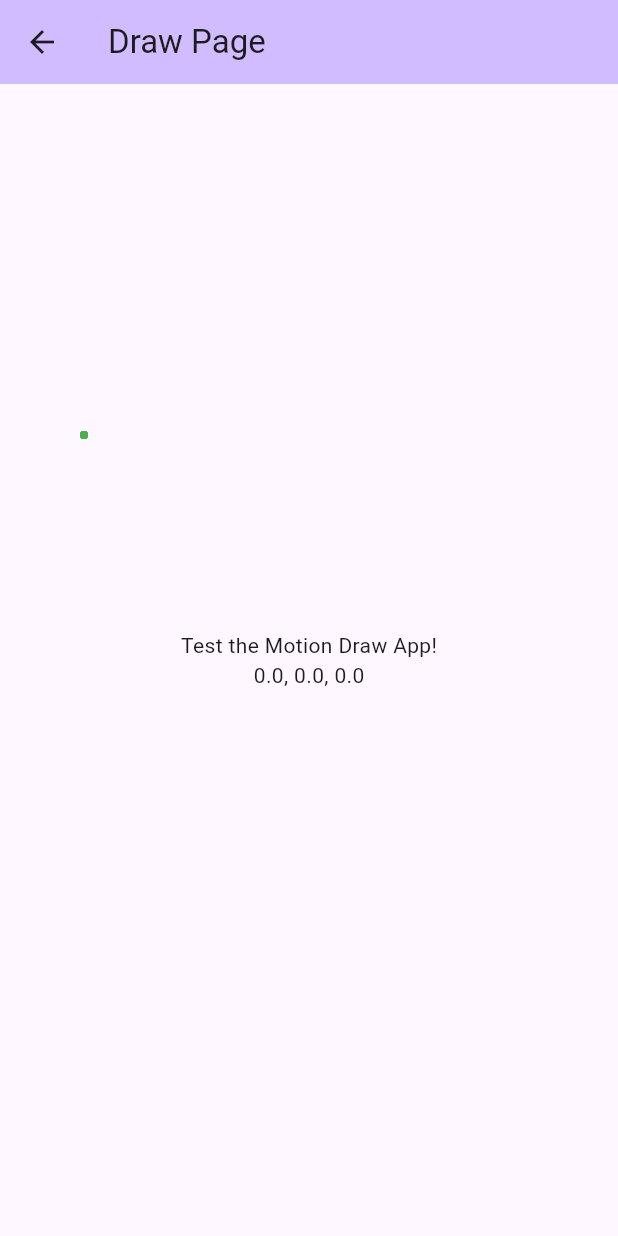
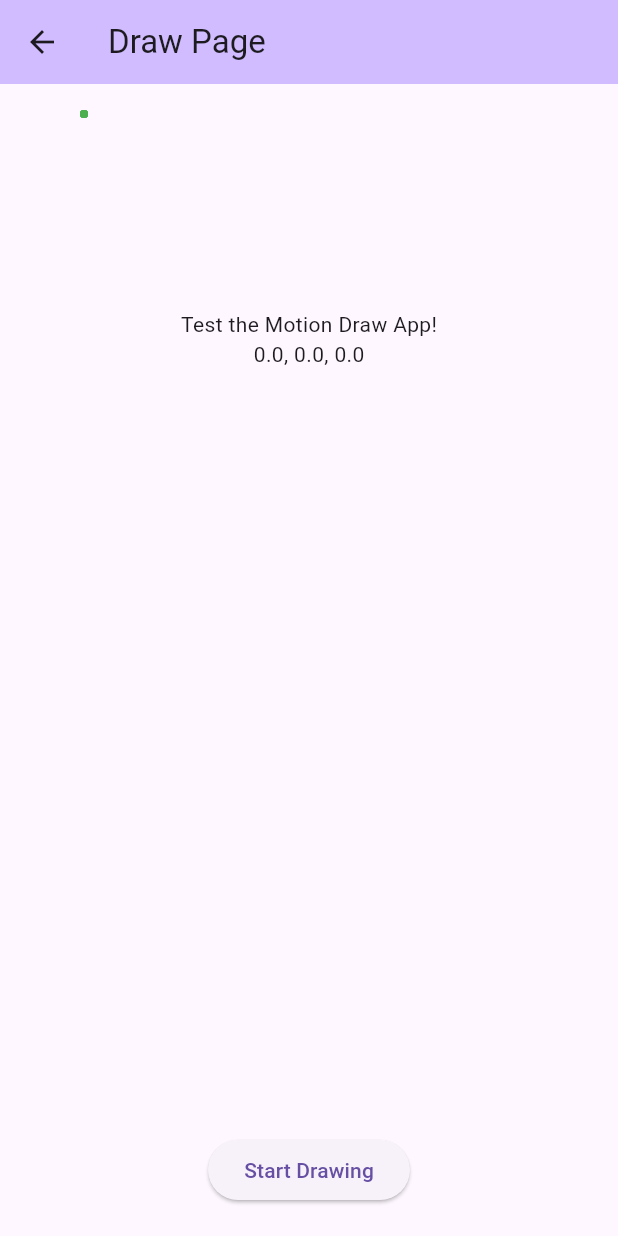
Before and after one commit to TMGBNoodle/MotionArt, a Flutter app: the DrawPage screen opened by its route, on a phone screen of 412 x 824 dp. Run offline on Flutter 3.47's test engine with Material 3 defaults, Android fonts, the phone set to English and light mode, and no system bars; our stand-ins replace sensors_plus; missing offline and left inert: flutter_drawing_board.

Commit message:
Added button to start and stop drawing

```diff
--- a/motion_art/lib/pages/draw.dart
+++ b/motion_art/lib/pages/draw.dart
@@ -24,6 +24,7 @@ class DrawPageState extends State<DrawPage> {
   final _offsets = <Offset>[];
   List<double>? xyz;
   List<Offset> positions = [];
+  bool canDraw = false;
 
   void updateVals() {
     setState(() {
@@ -43,14 +44,26 @@ class DrawPageState extends State<DrawPage> {
   }
   late Timer _timer;
 
+  String buttonText() {
+    if (canDraw) {
+      return "Stop Drawing";
+    } return "Start Drawing";
+  }
+
   get background => null;
   @override
   void initState() {
     super.initState();
     xyz = sensor.grabXYZ();
-    _timer =Timer.periodic(const Duration(milliseconds: 50), (Timer timer){
+    _timer = Timer.periodic(const Duration(milliseconds: 50), (Timer timer){
       updateVals();
     });
+  }
+
+  void maybeSetState() {
+    if (canDraw) {
+      setState((){});
+    }
   }
 
   @override
@@ -58,25 +71,21 @@ class DrawPageState extends State<DrawPage> {
     return Scaffold(
       appBar: AppBar(
         backgroundColor: Theme.of(context).colorScheme.inversePrimary,
-        title: Text("Draw Page"),
+        title: const Text("Draw Page"),
       ),
-      body: Center(
+      body: Column(
+        children: <Widget>[
+          Expanded(
+            child: Center(
               child: GestureDetector(
                 onPanStart: (details) {
-            print("Global position is: ${details.globalPosition}");
-            setState(() {
-              //_offsets.add(details.globalPosition);
-            });
+                  maybeSetState();
                 },
                   onPanUpdate: (details) {
-            setState(() {
-              //_offsets.add(details.globalPosition);
-            });
+                  maybeSetState();
                 },
                   onPanEnd: (details) {
-            setState(() {
-              //_offsets.add(Offset(0, 0));
-            });
+                  maybeSetState();
                 },
               child: CustomPaint(
                 painter: MotionPainter(_offsets, positions),
@@ -85,25 +94,28 @@ class DrawPageState extends State<DrawPage> {
                   width: 300,
                   color: Colors.transparent,
                   child: Column(
-
                     mainAxisAlignment: MainAxisAlignment.center,
                     children: <Widget>[
                       const Text(
                         'Test the Motion Draw App!',
-                    ),
-                    // Text(
-                    //   '$_counter',
-                    //   style: Theme.of(context).textTheme.headlineMedium,
-                    // ),
-                    Text(
-                        "$posX, $posY, $posZ"
-                    ),
-                  ],
+                      ), Text("$posX, $posY, $posZ")
+                    ]
+                  )
                 ),
               )
+            ),
           )
-          )
+        ), const Spacer(),
+        Padding(
+          padding: const EdgeInsets.all(20.0),
+          child: ElevatedButton(
+            onPressed: () {
+              setState(() { canDraw = !canDraw; });
+            },
+            child: Text(buttonText()),
           ),
+        ),
+      ])
     );
   }
 }
```
Lines whose indentation alone changed are shown as unchanged.
